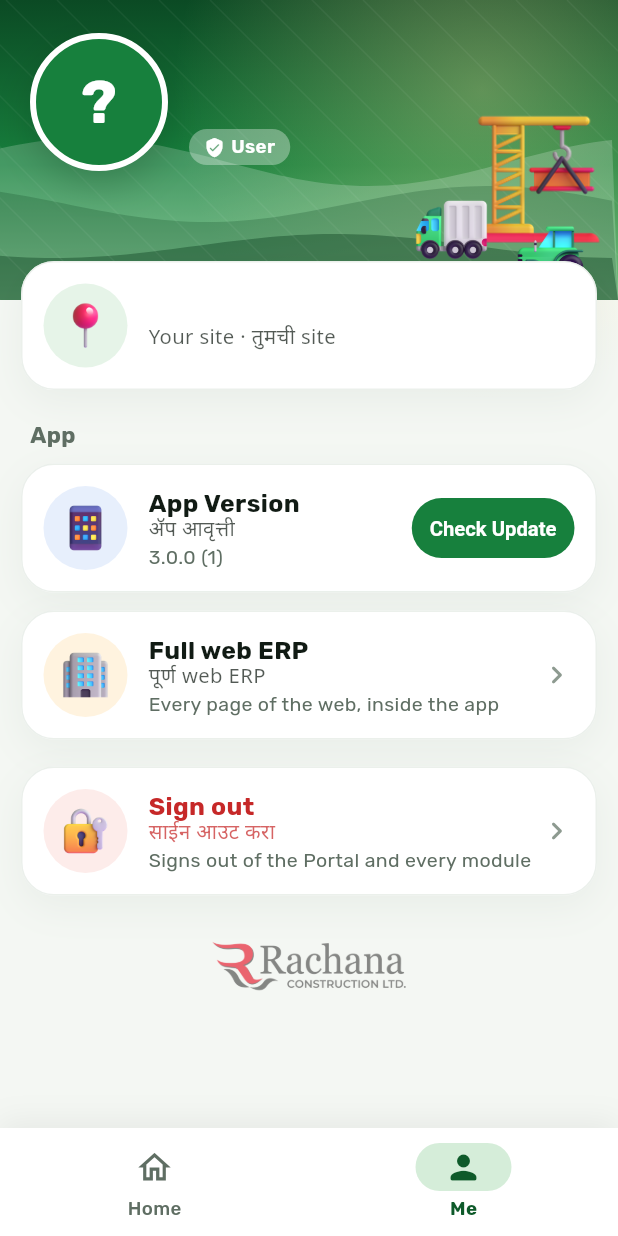
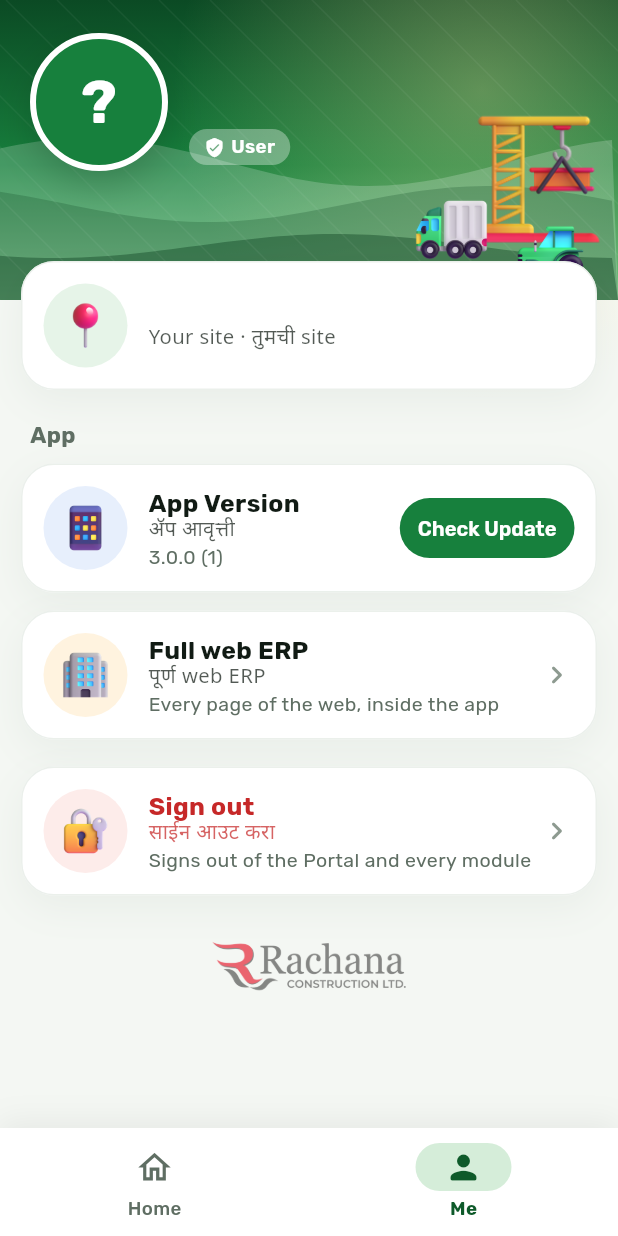
Before and after one commit to khandagalesuraj48-sys/rcl-mobile, a Flutter app: the Shell screen opened directly, item 2 of the bottom bar chosen, on a phone screen of 412 x 824 dp. Run offline on Flutter 3.47's test engine with Material 3 defaults, Android fonts, the phone set to English and light mode, and no system bars; our stand-ins replace flutter_secure_storage, geolocator, image_picker, package_info_plus, permission_handler, share_plus; missing offline and left inert: flutter_inappwebview, ota_update; accounts and stored records are empty; network calls fail.

Commit message:
Me: the update button in the app's font; CLAUDE.md: the chosen design
Co-Authored-By: Claude Opus 5.5 <noreply@anthropic.com>
Claude-Session: https://claude.ai/code/session_01TmbRwGKjPZaJv1fpkc3dpK

```diff
--- a/lib/screens/me.dart
+++ b/lib/screens/me.dart
@@ -118,7 +118,7 @@ class _MeTabState extends State<MeTab> {
                 sub: version,
                 color: C.blueSoft,
                 trailing: FilledButton(
-                  style: FilledButton.styleFrom(minimumSize: const Size(0, 40), padding: const EdgeInsets.symmetric(horizontal: 12), textStyle: const TextStyle(fontSize: 13.5, fontWeight: FontWeight.w600)),
+                  style: FilledButton.styleFrom(minimumSize: const Size(0, 40), padding: const EdgeInsets.symmetric(horizontal: 12), textStyle: const TextStyle(fontFamily: 'Rubik', fontSize: 13.5, fontWeight: FontWeight.w600)),
                   onPressed: checking ? null : _check,
                   child: checking ? const SizedBox(width: 18, height: 18, child: CircularProgressIndicator(strokeWidth: 2.5, color: Colors.white)) : const Text('Check Update'),
                 ),
```
Also changed, not shown: 1 other file.
